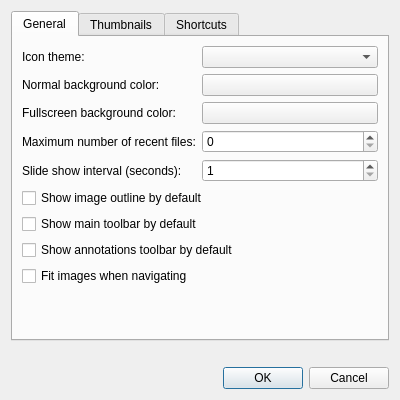
Qt form src/preferencesdialog.ui (lxqt/lximage-qt) before a commit.
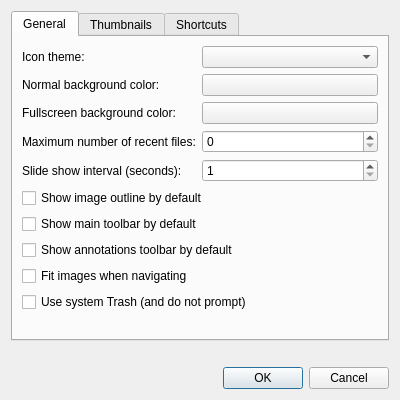
The same form after that commit. Custom widgets are drawn as their Qt base class.

Commit message: Add option to use system Trash (#439)

Diff of the .ui file:
```diff
--- a/src/preferencesdialog.ui
+++ b/src/preferencesdialog.ui
@@ -117,6 +117,13 @@
          </property>
         </widget>
        </item>
+       <item row="9" column="0" colspan="2">
+        <widget class="QCheckBox" name="useTrashBox">
+         <property name="text">
+          <string>Use system Trash (and do not prompt)</string>
+         </property>
+        </widget>
+       </item>
       </layout>
      </widget>
      <widget class="QWidget" name="tab_3">
```
The commit also changes 4 other files.
